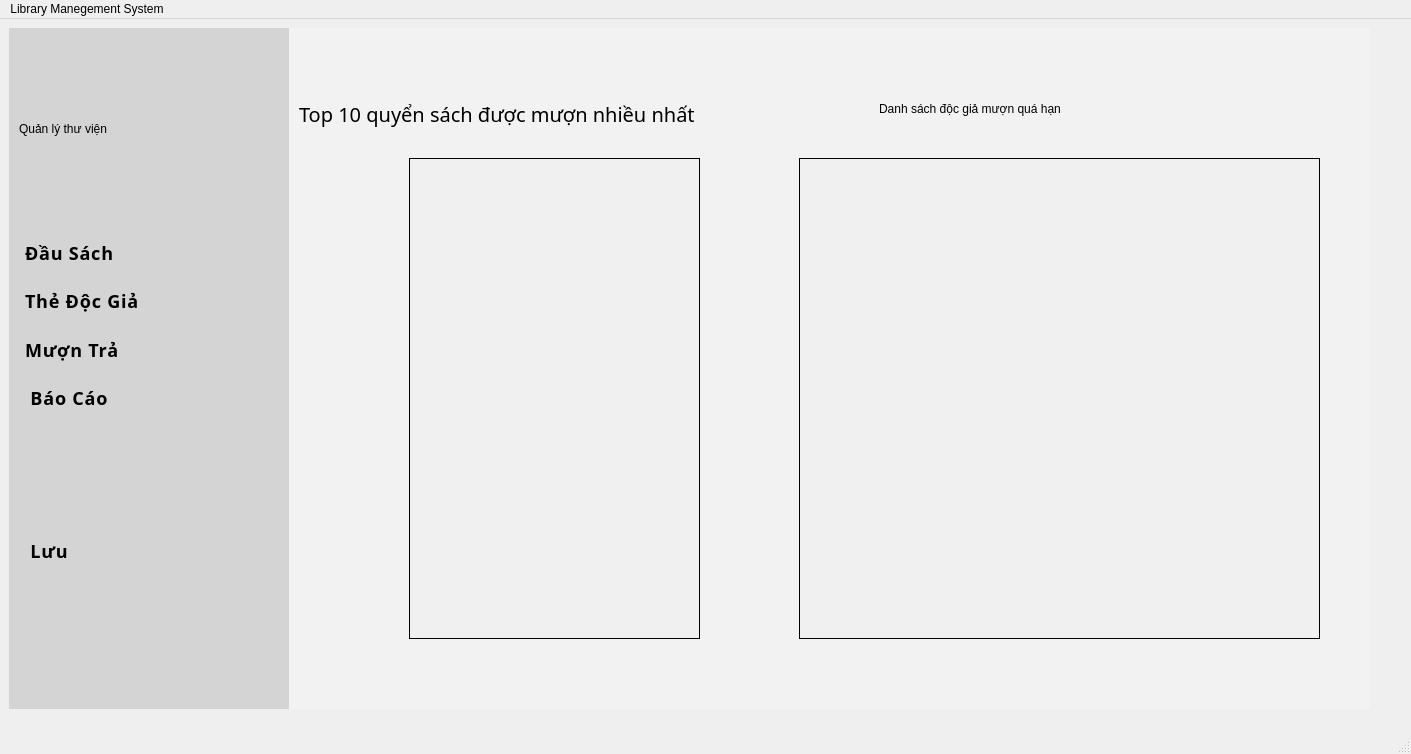
This is librarymanage/librarymanagementsystem.ui in DTTaze/Qt-Library-Management as Qt 5 draws it before an edit. The edited form follows.
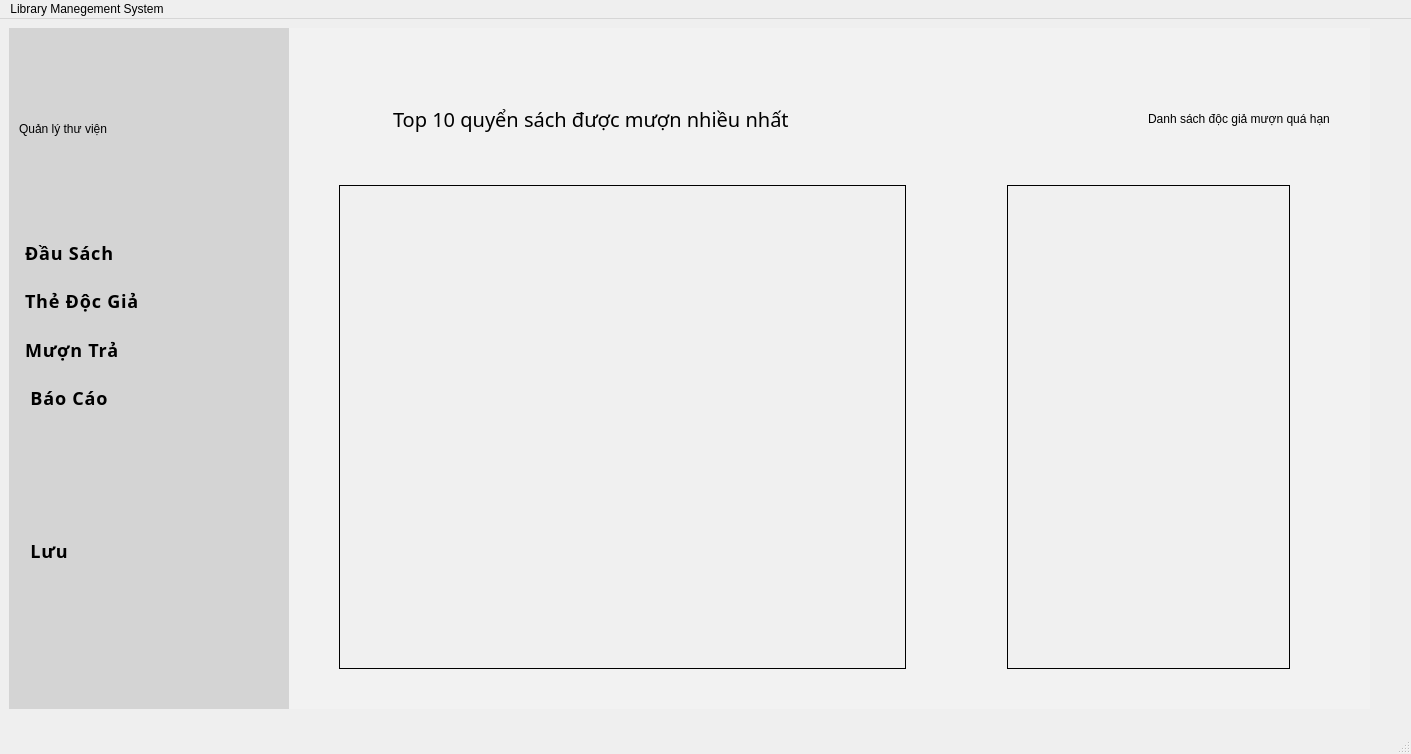
This is the edited form. Icons and pictures are not drawn.

The edit to the form file:
```diff
--- a/librarymanage/librarymanagementsystem.ui
+++ b/librarymanage/librarymanagementsystem.ui
@@ -369,96 +369,95 @@
            <number>0</number>
           </property>
           <widget class="QWidget" name="page_baoCao">
-           <widget class="QTableView" name="topTenMuonNhieuNhat_tableView">
+           <widget class="QWidget" name="">
             <property name="geometry">
              <rect>
-              <x>110</x>
-              <y>120</y>
-              <width>291</width>
-              <height>481</height>
-             </rect>
-            </property>
-            <property name="styleSheet">
-             <string notr="true">QTableView {
-    background-color: #F0F0F0;      
-    gridline-color: #A0A0A0; 
- 	border:  1px solid black;                  
-}
-
-QHeaderView::section {
-    background-color: #D3D3D3;  
-    color: black;                  
-    padding: 8px;                  
-    font-weight: bold;           
-    border-bottom: 1px solid #A0A0A0; 
-}
-
-QTableView::item {
-	 padding: 8px;                
-    color: black;               
-    border: none; 
-}
-
-QTableView::item:selected {
-    background-color: #C0C0C0;     
-    color: black; 
-}
-</string>
-            </property>
-           </widget>
-           <widget class="QLabel" name="danhSachQuaHan_label">
-            <property name="geometry">
-             <rect>
-              <x>580</x>
+              <x>40</x>
               <y>50</y>
-              <width>451</width>
-              <height>41</height>
+              <width>991</width>
+              <height>581</height>
              </rect>
             </property>
-            <property name="styleSheet">
-             <string notr="true">
+            <layout class="QVBoxLayout" name="verticalLayout_6" stretch="2,1,16">
+             <item>
+              <layout class="QHBoxLayout" name="horizontalLayout_15" stretch="1,12,2,0">
+               <item>
+                <spacer name="horizontalSpacer_4">
+                 <property name="orientation">
+                  <enum>Qt::Orientation::Horizontal</enum>
+                 </property>
+                 <property name="sizeHint" stdset="0">
+                  <size>
+                   <width>40</width>
+                   <height>20</height>
+                  </size>
+                 </property>
+                </spacer>
+               </item>
+               <item>
+                <widget class="QLabel" name="label_2">
+                 <property name="font">
+                  <font>
+                   <family>Segoe UI Black</family>
+                   <pointsize>15</pointsize>
+                   <italic>false</italic>
+                   <bold>false</bold>
+                  </font>
+                 </property>
+                 <property name="styleSheet">
+                  <string notr="true"/>
+                 </property>
+                 <property name="text">
+                  <string>Top 10 quyển sách được mượn nhiều nhất</string>
+                 </property>
+                </widget>
+               </item>
+               <item>
+                <spacer name="horizontalSpacer_2">
+                 <property name="orientation">
+                  <enum>Qt::Orientation::Horizontal</enum>
+                 </property>
+                 <property name="sizeHint" stdset="0">
+                  <size>
+                   <width>40</width>
+                   <height>20</height>
+                  </size>
+                 </property>
+                </spacer>
+               </item>
+               <item>
+                <widget class="QLabel" name="danhSachQuaHan_label">
+                 <property name="styleSheet">
+                  <string notr="true">
 font: 900 15pt &quot;Segoe UI Black&quot;;
 </string>
-            </property>
-            <property name="text">
-             <string>Danh sách độc giả mượn quá hạn</string>
-            </property>
-           </widget>
-           <widget class="QLabel" name="label_2">
-            <property name="geometry">
-             <rect>
-              <x>0</x>
-              <y>60</y>
-              <width>541</width>
-              <height>31</height>
-             </rect>
-            </property>
-            <property name="font">
-             <font>
-              <family>Segoe UI Black</family>
-              <pointsize>15</pointsize>
-              <italic>false</italic>
-              <bold>false</bold>
-             </font>
-            </property>
-            <property name="styleSheet">
-             <string notr="true"/>
-            </property>
-            <property name="text">
-             <string>Top 10 quyển sách được mượn nhiều nhất</string>
-            </property>
-           </widget>
-           <widget class="QTableView" name="danhSachQuaHan_tableView">
-            <property name="geometry">
-             <rect>
-              <x>500</x>
-              <y>120</y>
-              <width>521</width>
-              <height>481</height>
-             </rect>
-            </property>
-            <property name="styleSheet">
-             <string notr="true">QTableView {
+                 </property>
+                 <property name="text">
+                  <string>Danh sách độc giả mượn quá hạn</string>
+                 </property>
+                </widget>
+               </item>
+              </layout>
+             </item>
+             <item>
+              <spacer name="verticalSpacer">
+               <property name="orientation">
+                <enum>Qt::Orientation::Vertical</enum>
+               </property>
+               <property name="sizeHint" stdset="0">
+                <size>
+                 <width>20</width>
+                 <height>40</height>
+                </size>
+               </property>
+              </spacer>
+             </item>
+             <item>
+              <layout class="QHBoxLayout" name="horizontalLayout_14" stretch="6,1,3,0">
+               <item>
+                <widget class="QTableView" name="topTenMuonNhieuNhat_tableView">
+                 <property name="styleSheet">
+                  <string notr="true">QTableView {
     background-color: #F0F0F0;      
     gridline-color: #A0A0A0; 
  	border:  1px solid black;                  
@@ -483,10 +482,72 @@
     color: black; 
 }
 </string>
-            </property>
-            <property name="horizontalScrollBarPolicy">
-             <enum>Qt::ScrollBarPolicy::ScrollBarAlwaysOff</enum>
-            </property>
+                 </property>
+                </widget>
+               </item>
+               <item>
+                <spacer name="horizontalSpacer">
+                 <property name="orientation">
+                  <enum>Qt::Orientation::Horizontal</enum>
+                 </property>
+                 <property name="sizeHint" stdset="0">
+                  <size>
+                   <width>40</width>
+                   <height>20</height>
+                  </size>
+                 </property>
+                </spacer>
+               </item>
+               <item>
+                <widget class="QTableView" name="danhSachQuaHan_tableView">
+                 <property name="styleSheet">
+                  <string notr="true">QTableView {
+    background-color: #F0F0F0;      
+    gridline-color: #A0A0A0; 
+ 	border:  1px solid black;                  
+}
+
+QHeaderView::section {
+    background-color: #D3D3D3;  
+    color: black;                  
+    padding: 8px;                  
+    font-weight: bold;           
+    border-bottom: 1px solid #A0A0A0; 
+}
+
+QTableView::item {
+	 padding: 8px;                
+    color: black;               
+    border: none; 
+}
+
+QTableView::item:selected {
+    background-color: #C0C0C0;     
+    color: black; 
+}
+</string>
+                 </property>
+                 <property name="horizontalScrollBarPolicy">
+                  <enum>Qt::ScrollBarPolicy::ScrollBarAlwaysOff</enum>
+                 </property>
+                </widget>
+               </item>
+               <item>
+                <spacer name="horizontalSpacer_3">
+                 <property name="orientation">
+                  <enum>Qt::Orientation::Horizontal</enum>
+                 </property>
+                 <property name="sizeHint" stdset="0">
+                  <size>
+                   <width>40</width>
+                   <height>20</height>
+                  </size>
+                 </property>
+                </spacer>
+               </item>
+              </layout>
+             </item>
+            </layout>
            </widget>
           </widget>
           <widget class="QWidget" name="page_dausach">
```
